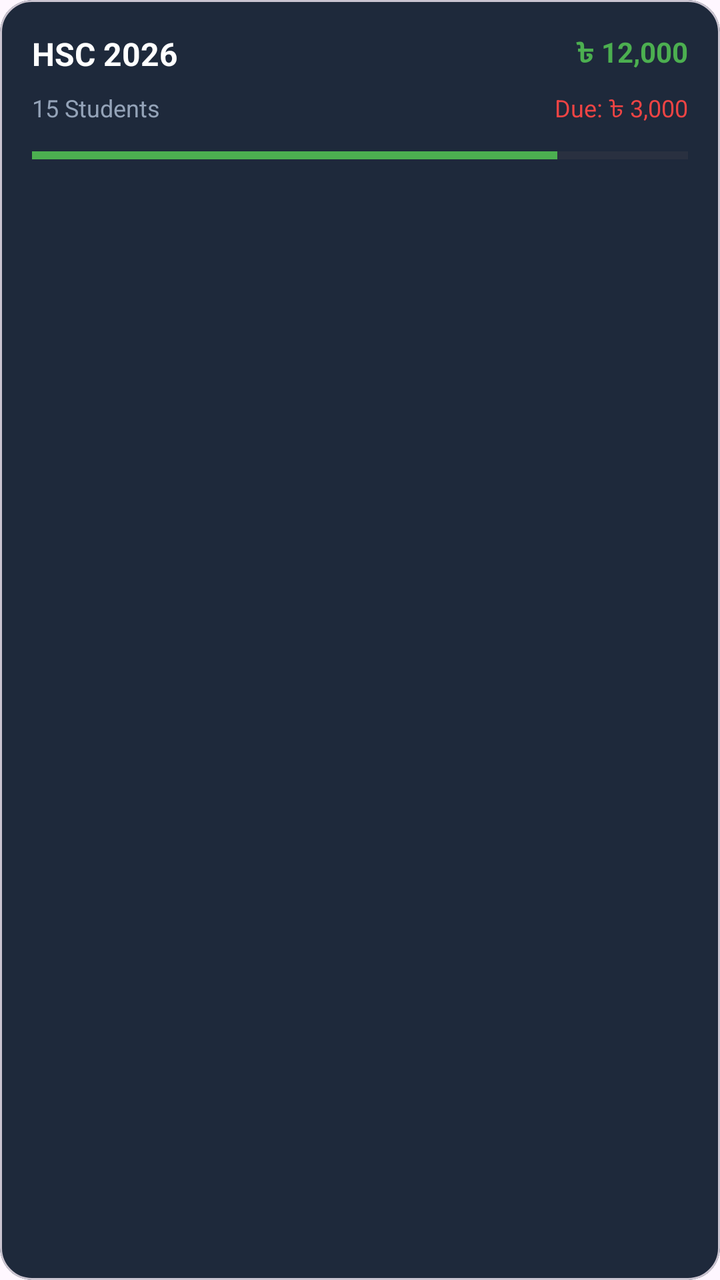
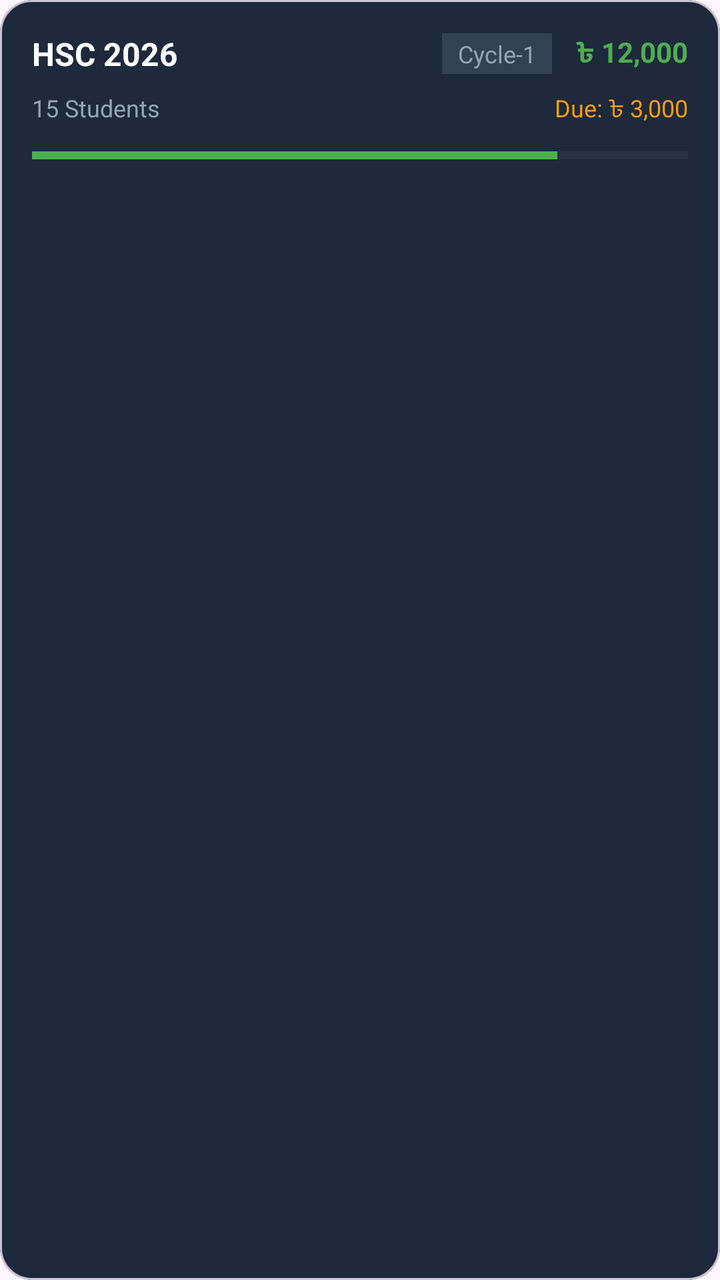

Compare the two renders of this Android layout. The source of the first and the diff that turns it into the second are given below.
<!-- AndroidManifest.xml: application theme Theme.TeachSync -->
<!-- res/layout/item_batch_finance.xml -->
<?xml version="1.0" encoding="utf-8"?>
<com.google.android.material.card.MaterialCardView xmlns:android="http://schemas.android.com/apk/res/android"
    android:layout_width="match_parent"
    android:layout_height="wrap_content"
    xmlns:app="http://schemas.android.com/apk/res-auto"
    app:cardCornerRadius="16dp"
    app:cardBackgroundColor="#1E293B"
    android:layout_marginBottom="12dp">

    <LinearLayout
        android:padding="16dp"
        android:orientation="vertical"
        android:layout_width="match_parent"
        android:layout_height="wrap_content">

        <LinearLayout
            android:layout_width="match_parent"
            android:layout_height="wrap_content"
            android:orientation="horizontal"
            android:gravity="center_vertical">

            <TextView
                android:id="@+id/tvBatchName"
                android:text="HSC 2026"
                android:textColor="@color/white"
                android:textSize="16sp"
                android:textStyle="bold"
                android:layout_width="0dp"
                android:layout_height="wrap_content"
                android:layout_weight="1"/>

            <TextView
                android:id="@+id/tvCollectedAmount"
                android:text="৳ 12,000"
                android:textColor="#4CAF50"
                android:textStyle="bold"
                android:layout_width="wrap_content"
                android:layout_height="wrap_content"/>

        </LinearLayout>

        <LinearLayout
            android:layout_width="match_parent"
            android:layout_height="wrap_content"
            android:orientation="horizontal"
            android:layout_marginTop="8dp">

            <TextView
                android:id="@+id/tvStudentCount"
                android:text="15 Students"
                android:textColor="#94A3B8"
                android:textSize="12sp"
                android:layout_width="0dp"
                android:layout_height="wrap_content"
                android:layout_weight="1"/>

            <TextView
                android:id="@+id/tvDueAmount"
                android:text="Due: ৳ 3,000"
                android:textColor="#EF4444"
                android:textSize="12sp"
                android:layout_width="wrap_content"
                android:layout_height="wrap_content"/>

        </LinearLayout>

        <ProgressBar
            android:id="@+id/progressBatchCollection"
            style="?android:attr/progressBarStyleHorizontal"
            android:layout_width="match_parent"
            android:layout_height="4dp"
            android:layout_marginTop="12dp"
            android:progress="80"
            android:progressTint="#4CAF50"/>

    </LinearLayout>

</com.google.android.material.card.MaterialCardView>
<!-- resources referenced by this layout -->
<resources>
  <color name="white">#FFFFFFFF</color>
  <style name="Theme.TeachSync" parent="Base.Theme.TeachSync" />
  <style name="Base.Theme.TeachSync" parent="Theme.Material3.DayNight.NoActionBar">
          
          
      </style>
</resources>

<!-- the commit's change to res/layout/item_batch_finance.xml (unified diff, before → after) -->
@@ -7,72 +7,114 @@
     app:cardBackgroundColor="#1E293B"
     android:layout_marginBottom="12dp">
 
-    <LinearLayout
-        android:padding="16dp"
-        android:orientation="vertical"
+    <RelativeLayout
         android:layout_width="match_parent"
         android:layout_height="wrap_content">
 
         <LinearLayout
+            android:padding="16dp"
+            android:orientation="vertical"
             android:layout_width="match_parent"
-            android:layout_height="wrap_content"
-            android:orientation="horizontal"
-            android:gravity="center_vertical">
+            android:layout_height="wrap_content">
 
-            <TextView
-                android:id="@+id/tvBatchName"
-                android:text="HSC 2026"
-                android:textColor="@color/white"
-                android:textSize="16sp"
-                android:textStyle="bold"
-                android:layout_width="0dp"
+            <LinearLayout
+                android:layout_width="match_parent"
                 android:layout_height="wrap_content"
-                android:layout_weight="1"/>
+                android:orientation="horizontal"
+                android:gravity="center_vertical">
 
-            <TextView
-                android:id="@+id/tvCollectedAmount"
-                android:text="৳ 12,000"
-                android:textColor="#4CAF50"
-                android:textStyle="bold"
-                android:layout_width="wrap_content"
-                android:layout_height="wrap_content"/>
+                <TextView
+                    android:id="@+id/tvBatchName"
+                    android:text="HSC 2026"
+                    android:textColor="@color/white"
+                    android:textSize="16sp"
+                    android:textStyle="bold"
+                    android:layout_width="0dp"
+                    android:layout_height="wrap_content"
+                    android:layout_weight="1"/>
+
+                <TextView
+                    android:id="@+id/tvCycleCount"
+                    android:layout_width="wrap_content"
+                    android:layout_height="wrap_content"
+                    android:text="Cycle-1"
+                    android:textColor="#94A3B8"
+                    android:textSize="12sp"
+                    android:layout_marginEnd="12dp"
+                    android:background="#334155"
+                    android:paddingHorizontal="8dp"
+                    android:paddingVertical="2dp"/>
+
+                <TextView
+                    android:id="@+id/tvCollectedAmount"
+                    android:text="৳ 12,000"
+                    android:textColor="#4CAF50"
+                    android:textStyle="bold"
+                    android:layout_width="wrap_content"
+                    android:layout_height="wrap_content"/>
+
+            </LinearLayout>
+
+            <LinearLayout
+                android:layout_width="match_parent"
+                android:layout_height="wrap_content"
+                android:orientation="horizontal"
+                android:layout_marginTop="8dp">
+
+                <TextView
+                    android:id="@+id/tvStudentCount"
+                    android:text="15 Students"
+                    android:textColor="#94A3B8"
+                    android:textSize="12sp"
+                    android:layout_width="0dp"
+                    android:layout_height="wrap_content"
+                    android:layout_weight="1"/>
+
+                <TextView
+                    android:id="@+id/tvDueAmount"
+                    android:layout_width="wrap_content"
+                    android:layout_height="wrap_content"
+                    android:text="Due: ৳ 3,000"
+                    android:textColor="#F59E0B"
+                    android:textSize="12sp" />
+
+            </LinearLayout>
+
+            <ProgressBar
+                android:id="@+id/progressBatchCollection"
+                style="?android:attr/progressBarStyleHorizontal"
+                android:layout_width="match_parent"
+                android:layout_height="4dp"
+                android:layout_marginTop="12dp"
+                android:progress="80"
+                android:progressTint="#4CAF50"/>
 
         </LinearLayout>
 
-        <LinearLayout
+        
+        <FrameLayout
+            android:id="@+id/layoutCompletedOverlay"
             android:layout_width="match_parent"
             android:layout_height="wrap_content"
-            android:orientation="horizontal"
-            android:layout_marginTop="8dp">
+            android:layout_alignTop="@android:id/content"
+            android:layout_alignBottom="@android:id/content"
+            android:background="#991E293B"
+            android:visibility="gone"
+            android:gravity="center">
 
             <TextView
-                android:id="@+id/tvStudentCount"
-                android:text="15 Students"
-                android:textColor="#94A3B8"
-                android:textSize="12sp"
-                android:layout_width="0dp"
+                android:layout_width="wrap_content"
                 android:layout_height="wrap_content"
-                android:layout_weight="1"/>
+                android:layout_gravity="center"
+                android:text="COMPLETED"
+                android:textColor="#4CAF50"
+                android:textSize="18sp"
+                android:textStyle="bold"
+                android:rotation="-15"
+                android:padding="8dp"
+                android:background="@drawable/bg_completed_stamp" />
+        </FrameLayout>
 
-            <TextView
-                android:id="@+id/tvDueAmount"
-                android:text="Due: ৳ 3,000"
-                android:textColor="#EF4444"
-                android:textSize="12sp"
-                android:layout_width="wrap_content"
-                android:layout_height="wrap_content"/>
-
-        </LinearLayout>
-
-        <ProgressBar
-            android:id="@+id/progressBatchCollection"
-            style="?android:attr/progressBarStyleHorizontal"
-            android:layout_width="match_parent"
-            android:layout_height="4dp"
-            android:layout_marginTop="12dp"
-            android:progress="80"
-            android:progressTint="#4CAF50"/>
-
-    </LinearLayout>
+    </RelativeLayout>
 
 </com.google.android.material.card.MaterialCardView>
<!-- resource entries referenced after the edit -->
@@ -1,6 +1,19 @@
 <!-- resources referenced by this layout -->
 <resources>
   <color name="white">#FFFFFFFF</color>
+  <!-- drawable bg_completed_stamp (drawable) -->
+  <?xml version="1.0" encoding="utf-8"?>
+  <shape xmlns:android="http://schemas.android.com/apk/res/android">
+      <stroke
+          android:width="2dp"
+          android:color="#4CAF50" />
+      <corners android:radius="4dp" />
+      <padding
+          android:left="8dp"
+          android:top="4dp"
+          android:right="8dp"
+          android:bottom="4dp" />
+  </shape>
   <style name="Theme.TeachSync" parent="Base.Theme.TeachSync" />
   <style name="Base.Theme.TeachSync" parent="Theme.Material3.DayNight.NoActionBar">
           
